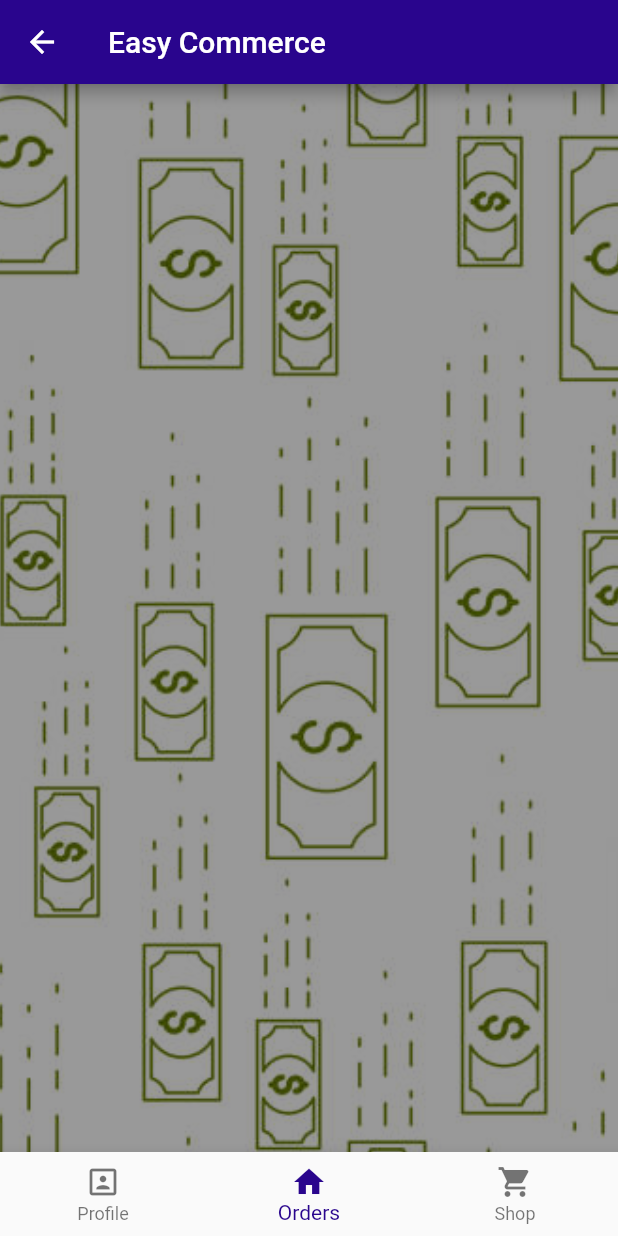
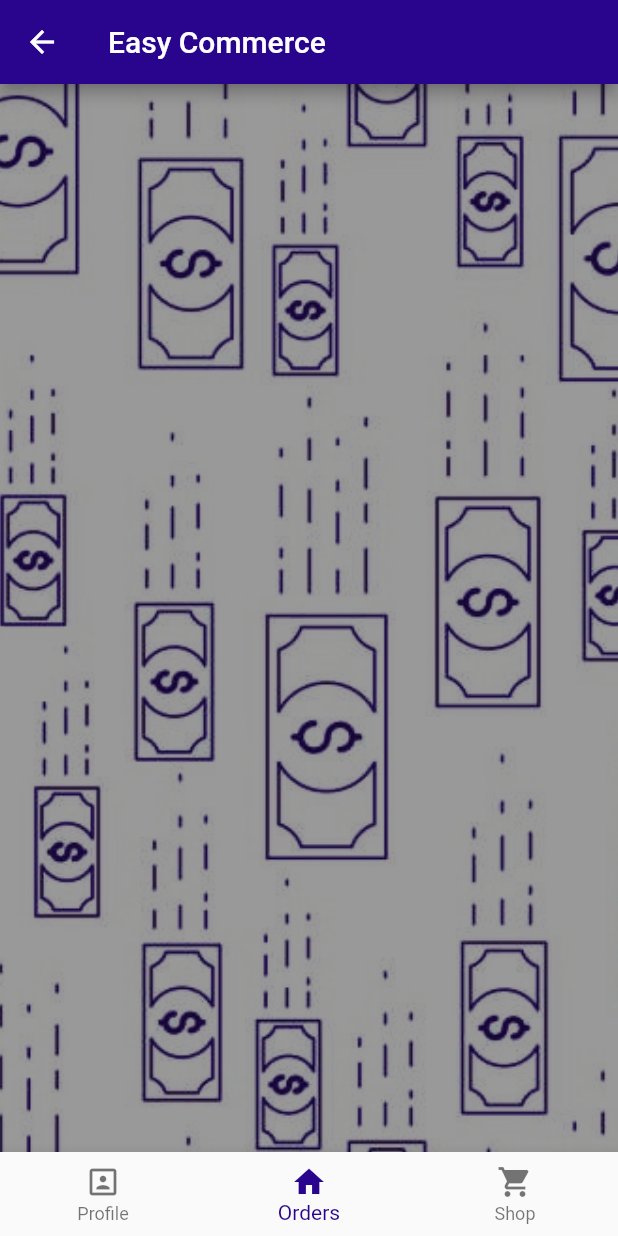
Before and after one commit to bayernMfan/easy_commerce, a Flutter app: the NavigatorPage screen opened by its route, swiped to page 2, on a phone screen of 412 x 824 dp. Run offline on Flutter 3.47's test engine with Material 2 defaults, Android fonts, the phone set to English and light mode, and no system bars; our stand-ins replace cloud_firestore, firebase_core; accounts and stored records are empty; Roboto replaces fonts that are missing (Hind, Rubick).

Commit message:
stage 3 for nirs

```diff
--- a/lib/navigator/presentation/pages/navigator_page.dart
+++ b/lib/navigator/presentation/pages/navigator_page.dart
@@ -10,7 +10,7 @@ class NavigatorPage extends StatefulWidget {
 
 class _NavigatorPageState extends State<NavigatorPage> {
   int _selectedIndex = 0;
-  final PageController _pageController = PageController();
+  final PageController _pageController = PageController(keepPage: false);
 
   @override
   Widget build(BuildContext context) {
@@ -40,8 +40,9 @@ class _NavigatorPageState extends State<NavigatorPage> {
       body: Stack(children: [
         Positioned.fill(
             child: Image.asset(
-          'assets/bckg.jpeg',
+          'assets/bckg_purple.jpeg',
           fit: BoxFit.cover,
+          //color: Theme.of(context).primaryColor,
         )),
         Positioned(child: Container(color: Colors.black.withOpacity(0.4))),
         Positioned(
@@ -51,9 +52,6 @@ class _NavigatorPageState extends State<NavigatorPage> {
               ProfilePage(),
               OrdersPage(),
               MakeOrderPage()
-              // ProfilePage(),
-              // HomeTables(),
-              // ShoppingPage(),
             ],
             onPageChanged: (page) {
               setState(() {
--- a/lib/order/presentation/pages/make_order_page.dart
+++ b/lib/order/presentation/pages/make_order_page.dart
@@ -127,6 +127,10 @@ class _MakeOrderPageState extends State<MakeOrderPage> {
                                                 int.parse(_countController.text)
                                           }
                                         });
+                                        ScaffoldMessenger.of(context)
+                                            .showSnackBar(SnackBar(
+                                          content: Text("Отправили Ваш заказ!"),
+                                        ));
                                       }
                                     : null,
                             child: Text(
--- a/lib/order/presentation/pages/orders_page.dart
+++ b/lib/order/presentation/pages/orders_page.dart
@@ -9,10 +9,13 @@ class OrdersPage extends StatefulWidget {
   _OrdersPageState createState() => _OrdersPageState();
 }
 
-class _OrdersPageState extends State<OrdersPage> {
+class _OrdersPageState extends State<OrdersPage>
+    with AutomaticKeepAliveClientMixin<OrdersPage> {
   Query query = FirebaseFirestore.instance.collection('orders');
   @override
   Widget build(BuildContext context) {
+    print('BUILD!');
+    super.build(context);
     return Padding(
       padding: const EdgeInsets.symmetric(horizontal: 16),
       child: StreamBuilder<Object>(
@@ -30,10 +33,12 @@ class _OrdersPageState extends State<OrdersPage> {
             return ListView.builder(
                 itemCount: querySnapshot.size,
                 itemBuilder: (context, index) {
-                  print(querySnapshot.docs[index].data().runtimeType);
                   return OrderTile(map: querySnapshot.docs[index].data());
                 });
           }),
     );
   }
+
+  @override
+  bool get wantKeepAlive => true;
 }
--- a/lib/order/presentation/widgets/order_input.dart
+++ b/lib/order/presentation/widgets/order_input.dart
@@ -51,6 +51,7 @@ class _OrderInputState extends State<OrderInput> {
       decoration: InputDecoration(
         filled: true,
         fillColor: Colors.white,
+        errorStyle: TextStyle(fontWeight: FontWeight.bold),
         hintText: widget.hint,
         contentPadding: EdgeInsets.all(11),
         isDense: true,
--- a/lib/order/presentation/widgets/order_tile.dart
+++ b/lib/order/presentation/widgets/order_tile.dart
@@ -23,7 +23,7 @@ class OrderTile extends StatelessWidget {
           subtitle: Text(
               'Артикул ${map["Positions"]["Article"]} в количестве ${map["Positions"]["Count"]}. \nДата заказа: ${DateFormat('yyyy-MM-dd – kk:mm').format(DateTime.fromMicrosecondsSinceEpoch(map["Date"].microsecondsSinceEpoch))}',
               style: TextStyle(color: Colors.white, fontSize: 14), overflow: TextOverflow.fade,),
-          tileColor: Color.fromRGBO(41, 5, 141, 0.7),
+          tileColor: Color.fromRGBO(41, 5, 141, 1),
           dense: true,
           isThreeLine: true,
         ),
```
Also changed, not shown: assets/bckg_purple.jpeg (added).
